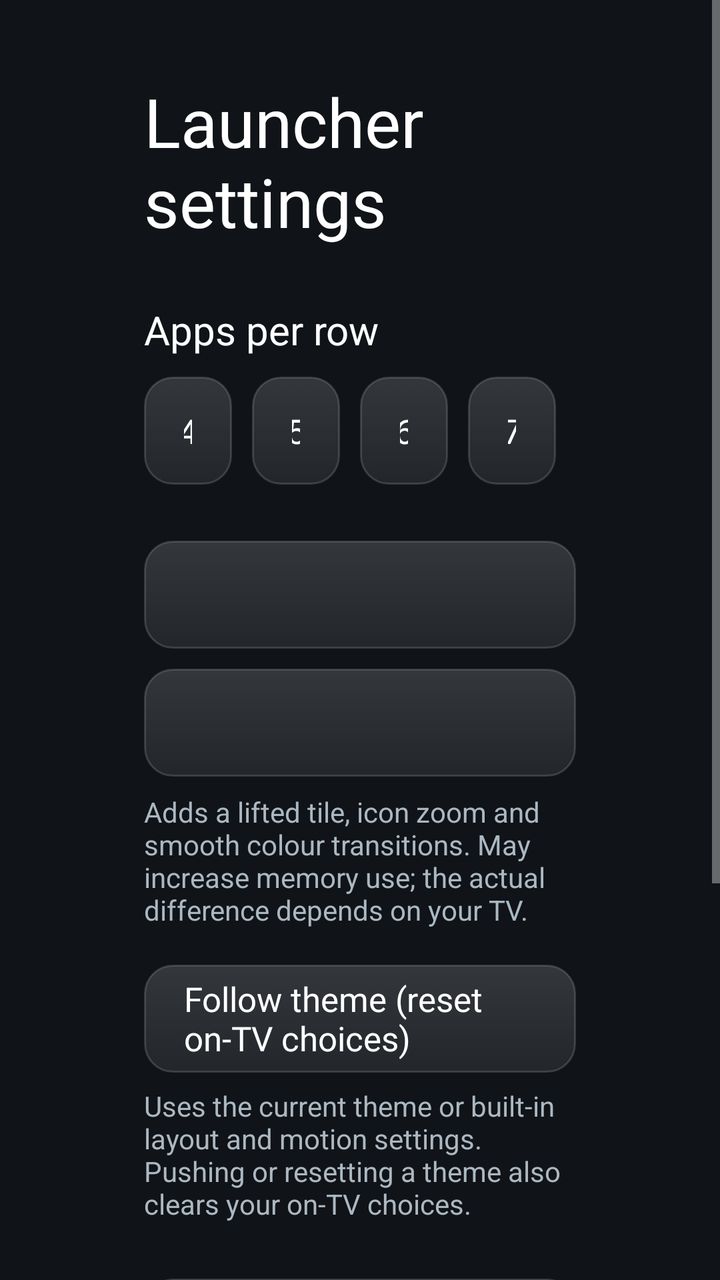
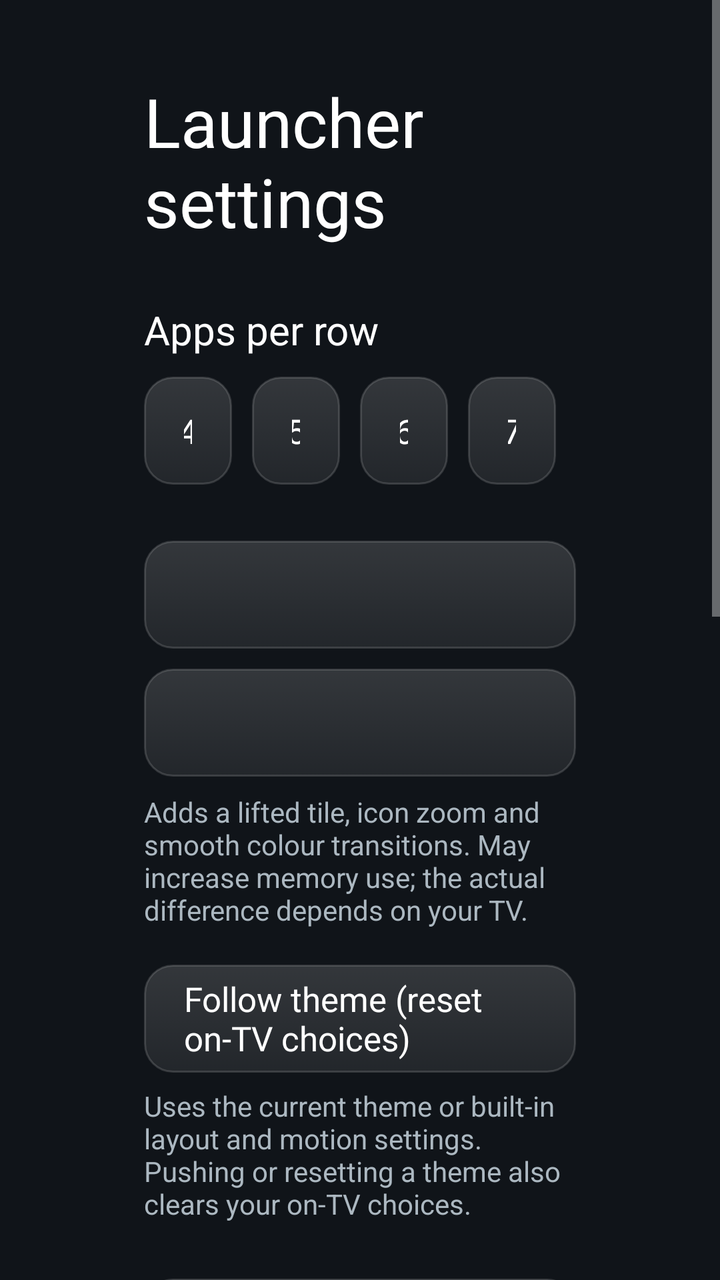

Before-and-after screenshots of an Android layout around one commit, followed by the original layout XML and the change that was made.
<!-- AndroidManifest.xml: application theme Theme.TvHome -->
<!-- res/layout/activity_launcher_settings.xml -->
<?xml version="1.0" encoding="utf-8"?>
<ScrollView xmlns:android="http://schemas.android.com/apk/res/android"
    android:layout_width="match_parent"
    android:layout_height="match_parent"
    android:background="#FF101419"
    android:fillViewport="true">

    <LinearLayout
        android:layout_width="match_parent"
        android:layout_height="wrap_content"
        android:orientation="vertical"
        android:paddingStart="72dp"
        android:paddingEnd="72dp"
        android:paddingTop="38dp"
        android:paddingBottom="38dp">

        <TextView
            android:layout_width="match_parent"
            android:layout_height="wrap_content"
            android:text="@string/launcher_settings"
            android:textColor="#FFFFFFFF"
            android:textSize="34sp" />

        <TextView
            android:layout_width="match_parent"
            android:layout_height="wrap_content"
            android:layout_marginTop="28dp"
            android:text="@string/columns_label"
            android:textColor="#FFFFFFFF"
            android:textSize="20sp" />

        <LinearLayout
            android:layout_width="match_parent"
            android:layout_height="wrap_content"
            android:layout_marginTop="10dp"
            android:orientation="horizontal">

            <TextView android:id="@+id/columns4" style="@style/SettingsColumnChoice" android:text="4" />
            <TextView android:id="@+id/columns5" style="@style/SettingsColumnChoice" android:text="5" />
            <TextView android:id="@+id/columns6" style="@style/SettingsColumnChoice" android:text="6" />
            <TextView android:id="@+id/columns7" style="@style/SettingsColumnChoice" android:text="7" />
        </LinearLayout>

        <TextView
            android:id="@+id/animationsChoice"
            style="@style/SettingsRow"
            android:layout_marginTop="28dp" />

        <TextView
            android:id="@+id/advancedChoice"
            style="@style/SettingsRow"
            android:layout_marginTop="10dp" />

        <TextView
            android:layout_width="match_parent"
            android:layout_height="wrap_content"
            android:layout_marginTop="8dp"
            android:text="@string/advanced_effects_warning"
            android:textColor="#FFACB8C1"
            android:textSize="14sp" />

        <TextView
            android:id="@+id/followThemeChoice"
            style="@style/SettingsRow"
            android:layout_marginTop="18dp"
            android:text="@string/follow_theme" />

        <TextView
            android:layout_width="match_parent"
            android:layout_height="wrap_content"
            android:layout_marginTop="7dp"
            android:text="@string/follow_theme_hint"
            android:textColor="#FFACB8C1"
            android:textSize="14sp" />

        <TextView
            android:id="@+id/defaultHomeChoice"
            style="@style/SettingsRow"
            android:layout_marginTop="28dp"
            android:text="@string/home_settings" />

        <TextView
            android:layout_width="match_parent"
            android:layout_height="wrap_content"
            android:layout_marginTop="7dp"
            android:text="@string/home_settings_help"
            android:textColor="#FFACB8C1"
            android:textSize="14sp" />

        <TextView
            android:id="@+id/tvSettingsChoice"
            style="@style/SettingsRow"
            android:layout_marginTop="18dp"
            android:text="@string/tv_settings" />
    </LinearLayout>
</ScrollView>
<!-- resources referenced by this layout -->
<resources>
  <string name="advanced_effects_warning">Adds a lifted tile, icon zoom and smooth colour transitions. May increase memory use; the actual difference depends on your TV.</string>
  <string name="columns_label">Apps per row</string>
  <string name="follow_theme">Follow theme (reset on-TV choices)</string>
  <string name="follow_theme_hint">Uses the current theme or built-in layout and motion settings. Pushing or resetting a theme also clears your on-TV choices.</string>
  <string name="home_settings">Choose default home</string>
  <string name="home_settings_help">Select your original home to stop using this launcher as Home, or choose Home to switch back. The original launcher must be enabled and your TV must provide a home picker; use the restore script first if it was disabled.</string>
  <string name="launcher_settings">Launcher settings</string>
  <string name="tv_settings">TV system settings</string>
  <style name="SettingsColumnChoice" parent="SettingsRow">
          <item name="android:layout_width">0dp</item>
          <item name="android:layout_weight">1</item>
          <item name="android:layout_marginEnd">10dp</item>
          <item name="android:gravity">center</item>
      </style>
  <style name="SettingsRow">
          <item name="android:layout_width">match_parent</item>
          <item name="android:layout_height">54dp</item>
          <item name="android:gravity">center_vertical</item>
          <item name="android:paddingStart">20dp</item>
          <item name="android:paddingEnd">20dp</item>
          <item name="android:background">@drawable/settings_choice_bg</item>
          <item name="android:textColor">#FFFFFFFF</item>
          <item name="android:textSize">17sp</item>
          <item name="android:fontFamily">@font/sf_medium</item>
          <item name="android:focusable">true</item>
          <item name="android:clickable">true</item>
      </style>
  <style name="Theme.TvHome" parent="android:Theme.Material.NoActionBar.Fullscreen">
          <item name="android:windowBackground">@android:color/black</item>
          <item name="android:colorBackground">@android:color/black</item>
          <item name="android:windowAnimationStyle">@null</item>
          <item name="android:defaultFocusHighlightEnabled">false</item>
      </style>
  <!-- drawable settings_choice_bg (drawable) -->
  <?xml version="1.0" encoding="utf-8"?>
  <selector xmlns:android="http://schemas.android.com/apk/res/android">
      <item android:state_focused="true">
          <shape android:shape="rectangle">
              <solid android:color="#F2FFFFFF" />
              <corners android:radius="14dp" />
          </shape>
      </item>
      <item android:state_selected="true">
          <shape android:shape="rectangle">
              <solid android:color="#4D007AFF" />
              <stroke android:width="1.5dp" android:color="#FF0A84FF" />
              <corners android:radius="14dp" />
          </shape>
      </item>
      <item>
          <shape android:shape="rectangle">
              <gradient
                  android:angle="270"
                  android:startColor="#26FFFFFF"
                  android:endColor="#14FFFFFF" />
              <stroke android:width="1dp" android:color="#26FFFFFF" />
              <corners android:radius="14dp" />
          </shape>
      </item>
  </selector>
</resources>

<!-- the commit's change to res/layout/activity_launcher_settings.xml (unified diff, before → after) -->
@@ -92,5 +92,57 @@
             style="@style/SettingsRow"
             android:layout_marginTop="18dp"
             android:text="@string/tv_settings" />
+
+        
+        <TextView
+            android:layout_width="match_parent"
+            android:layout_height="wrap_content"
+            android:layout_marginTop="32dp"
+            android:text="MANGO ECOSYSTEM"
+            android:textColor="#FF007AFF"
+            android:textSize="14sp"
+            android:fontFamily="sans-serif-medium" />
+
+        <TextView
+            android:id="@+id/mangoShareChoice"
+            style="@style/SettingsRow"
+            android:layout_marginTop="12dp"
+            android:text="Mango Share: On" />
+
+        <TextView
+            android:layout_width="match_parent"
+            android:layout_height="wrap_content"
+            android:layout_marginTop="6dp"
+            android:text="LocalSend-compatible local network file receiving. 0 cloud, instant transfer."
+            android:textColor="#FFACB8C1"
+            android:textSize="13sp" />
+
+        <TextView
+            android:id="@+id/mangoAirPlayChoice"
+            style="@style/SettingsRow"
+            android:layout_marginTop="14dp"
+            android:text="Mango AirPlay: On" />
+
+        <TextView
+            android:layout_width="match_parent"
+            android:layout_height="wrap_content"
+            android:layout_marginTop="6dp"
+            android:text="Cast photos, videos, and media from Apple iPhone, iPad, and Mac."
+            android:textColor="#FFACB8C1"
+            android:textSize="13sp" />
+
+        <TextView
+            android:id="@+id/mangoBudsChoice"
+            style="@style/SettingsRow"
+            android:layout_marginTop="14dp"
+            android:text="Mango Buds: On" />
+
+        <TextView
+            android:layout_width="match_parent"
+            android:layout_height="wrap_content"
+            android:layout_marginTop="6dp"
+            android:text="Auto-detect AirPods lid opening nearby with Apple TV-grade battery HUD."
+            android:textColor="#FFACB8C1"
+            android:textSize="13sp" />
     </LinearLayout>
 </ScrollView>
